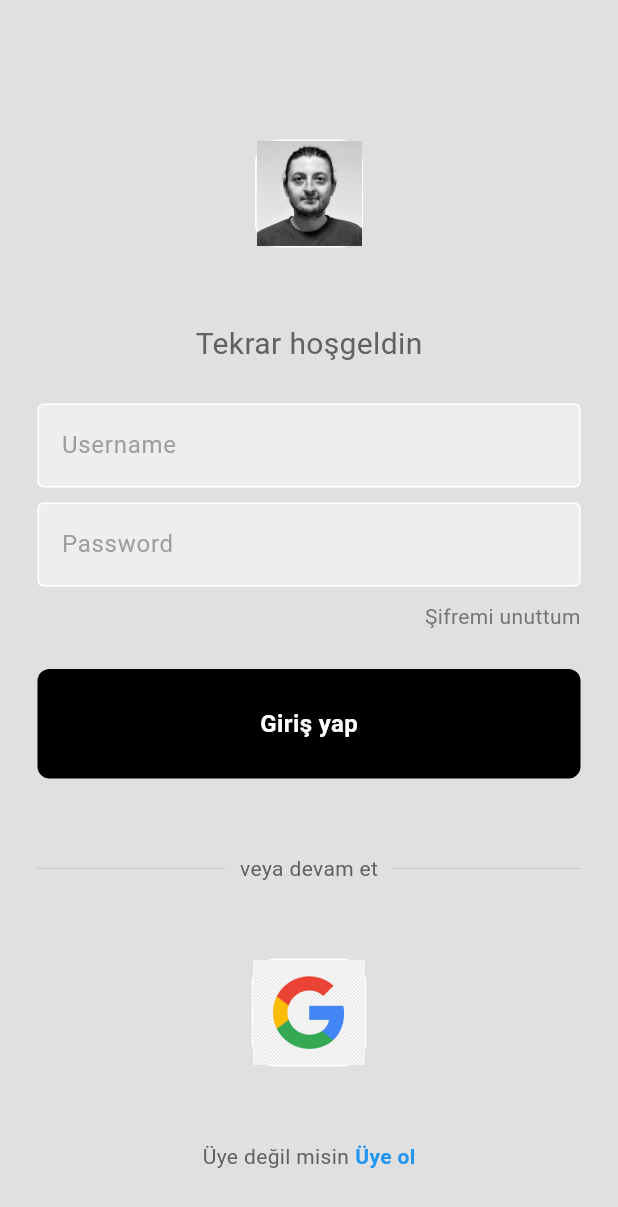
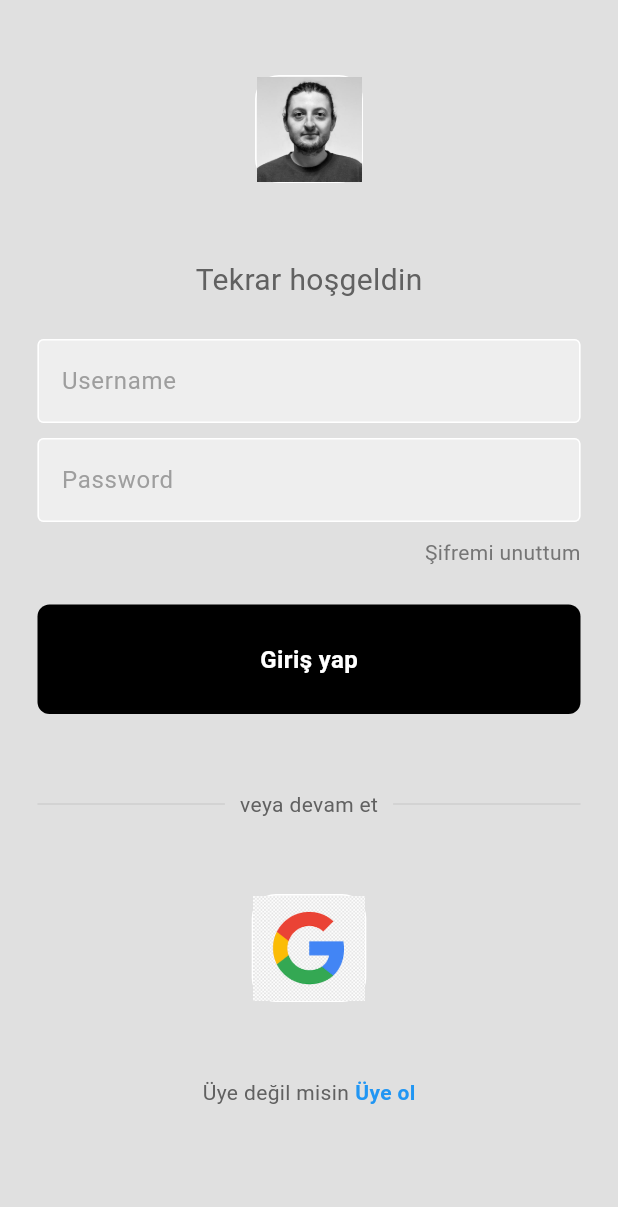
Before and after one commit to Sametgncc/notesApp_front-end, a Flutter app: the screen it shows after launch, on a phone screen of 412 x 824 dp. Shown: the top 1207 px of the screen. Run offline on Flutter 3.47's test engine with Material 3 defaults, Android fonts, the phone set to English and light mode, and no system bars.

Commit message:
feature
fixed bug

```diff
--- a/lib/main.dart
+++ b/lib/main.dart
@@ -28,16 +28,13 @@ class MyHomePage extends StatefulWidget {
   @override
   State<MyHomePage> createState() => _MyHomePageState();
 }
-
 class _MyHomePageState extends State<MyHomePage> {
   int _counter = 0;
-
   void _incrementCounter() {
     setState(() {
       _counter++;
     });
   }
-
   @override
   Widget build(BuildContext context) {
     return const MaterialApp(
--- a/lib/pages/loginpage.dart
+++ b/lib/pages/loginpage.dart
@@ -15,7 +15,7 @@ class LoginPage extends StatelessWidget {
     return Scaffold(
       backgroundColor: Colors.grey[300],
       body: SafeArea(
-        child: Center(
+        child: SingleChildScrollView(
           child: Column(
             mainAxisAlignment: MainAxisAlignment.center,
             children: <Widget>[
```
Also changed, not shown: lib/components/mytextfield.dart (line endings or trailing spaces).
